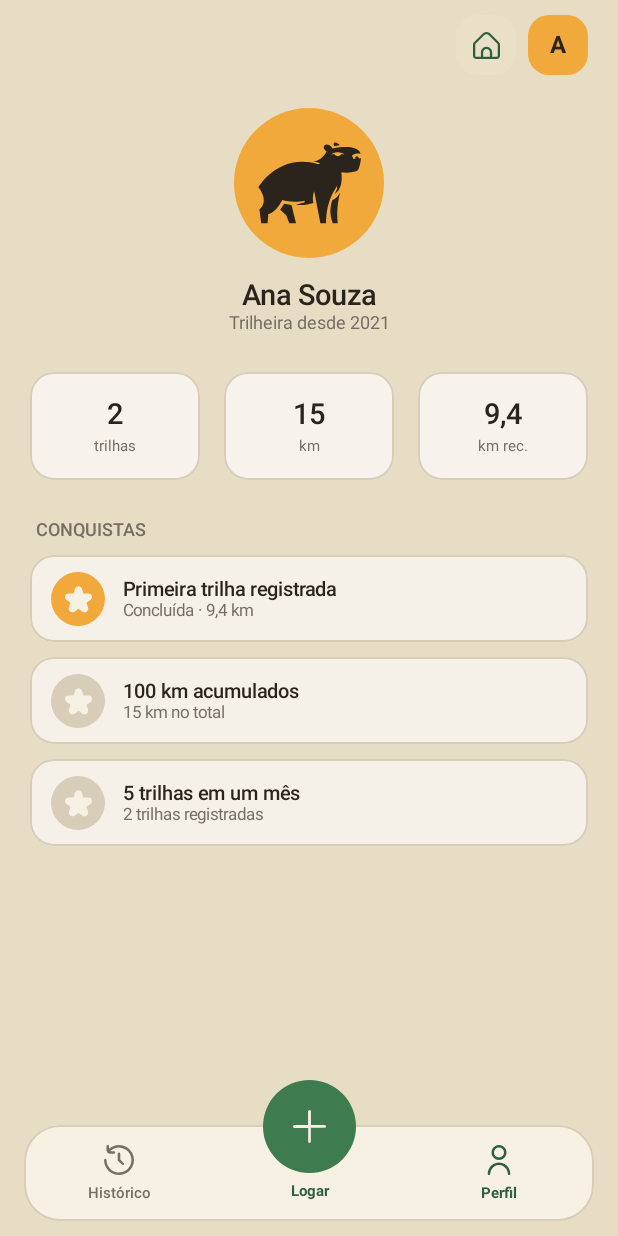
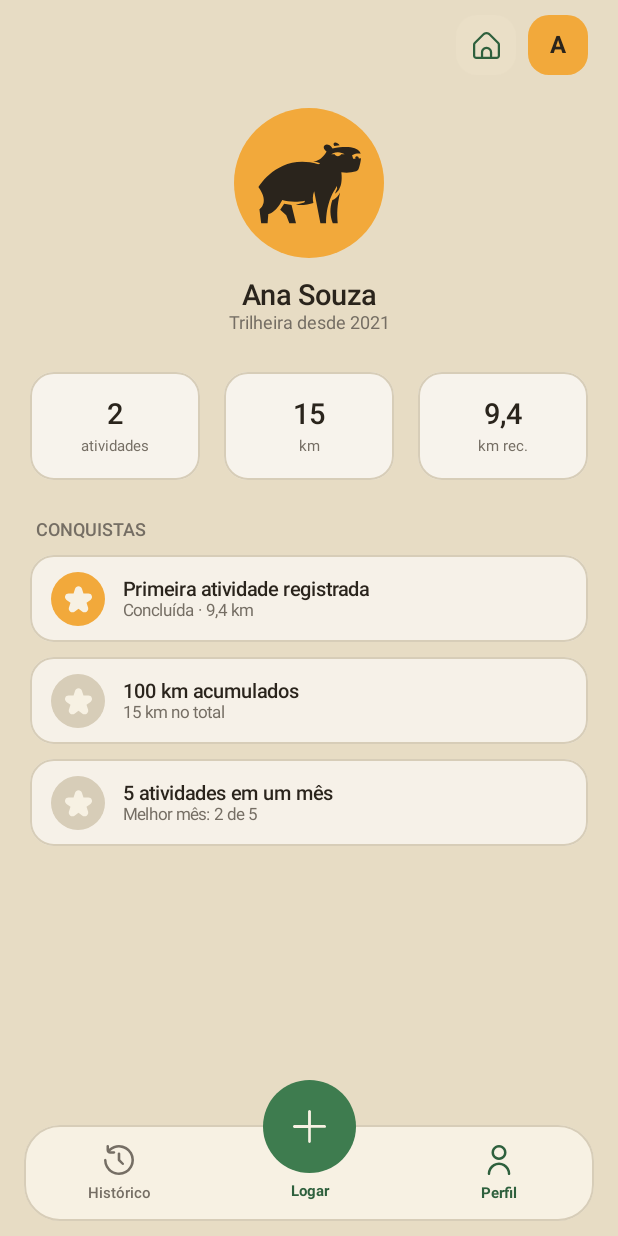
Before and after one commit to kelvidev/CapiFit, an Android app built with Jetpack Compose: the @Preview function PerfilPreview, on a phone screen of 412 x 824 dp. Run offline under Robolectric (Android 15) with nearby library versions, the phone set to English and light mode, and no system bars; our stand-ins replace Room's generated code.

Commit message:
feat: atualização na forma que as conquistas se comportam

```diff
--- a/app/src/main/java/com/fitvara/app/ui/perfil/PerfilScreen.kt
+++ b/app/src/main/java/com/fitvara/app/ui/perfil/PerfilScreen.kt
@@ -2,7 +2,6 @@ package com.fitvara.app.ui.perfil
 
 import androidx.compose.foundation.background
 import androidx.compose.foundation.border
-import androidx.compose.foundation.clickable
 import androidx.compose.foundation.layout.Arrangement
 import androidx.compose.foundation.layout.Box
 import androidx.compose.foundation.layout.Column
@@ -16,17 +15,10 @@ import androidx.compose.foundation.layout.size
 import androidx.compose.foundation.layout.width
 import androidx.compose.foundation.shape.CircleShape
 import androidx.compose.foundation.shape.RoundedCornerShape
-import androidx.compose.material3.AlertDialog
 import androidx.compose.material3.Icon
 import androidx.compose.material3.MaterialTheme
 import androidx.compose.material3.Text
-import androidx.compose.material3.TextButton
 import androidx.compose.runtime.Composable
-import androidx.compose.runtime.getValue
-import androidx.compose.runtime.mutableStateOf
-import androidx.compose.runtime.remember
-import androidx.compose.runtime.saveable.rememberSaveable
-import androidx.compose.runtime.setValue
 import androidx.compose.ui.Alignment
 import androidx.compose.ui.Modifier
 import androidx.compose.ui.draw.clip
@@ -42,18 +34,15 @@ import com.fitvara.app.data.entidades.Atividade
 import com.fitvara.app.data.entidades.Dificuldade
 import com.fitvara.app.data.entidades.TipoAtividade
 import com.fitvara.app.ui.atividade.distanciaTexto
-import com.fitvara.app.ui.components.CampoTexto
 import com.fitvara.app.ui.inicio.totalKm
 import com.fitvara.app.ui.components.EsqueletoTela
 import com.fitvara.app.ui.components.ItemBarra
 import com.fitvara.app.ui.components.Navegacao
-import com.fitvara.app.ui.theme.Barro
 import com.fitvara.app.ui.theme.Borda
 import com.fitvara.app.ui.theme.Branco
 import com.fitvara.app.ui.theme.Creme
 import com.fitvara.app.ui.theme.FitvaraTheme
 import com.fitvara.app.ui.theme.Folha
-import com.fitvara.app.ui.theme.FolhaEscura
 import com.fitvara.app.ui.theme.Sol
 import com.fitvara.app.ui.theme.Tinta
 
@@ -78,10 +67,8 @@ fun PerfilScreen(
         detalhePrimeira = stringResource(R.string.conquista_primeira_feita, distanciaTexto(primeira.distanciaKm))
     }
 
-    var detalheMes = stringResource(R.string.conquista_5_no_mes_detalhe, atividades.size)
-    if (atividades.size == 1) {
-        detalheMes = stringResource(R.string.conquista_5_no_mes_detalhe_um)
-    }
+    var melhorMes = maiorQuantidadeNoMes(atividades)
+    var detalheMes = stringResource(R.string.conquista_5_no_mes_detalhe, melhorMes)
 
     val conquistas = listOf(
         Conquista(
@@ -100,7 +87,7 @@ fun PerfilScreen(
             titulo = stringResource(R.string.conquista_5_no_mes),
             detalhe = detalheMes,
             cor = Sol,
-            feita = maiorQuantidadeNoMes(atividades) >= 5,
+            feita = melhorMes >= 5   ,
         ),
     )
 
@@ -129,7 +116,7 @@ fun PerfilScreen(
         Spacer(Modifier.height(26.dp))
 
         Row(horizontalArrangement = Arrangement.spacedBy(16.dp)) {
-            CartaoNumero(atividades.size.toString(), stringResource(R.string.perfil_trilhas), Modifier.weight(1f))
+            CartaoNumero(atividades.size.toString(), stringResource(R.string.perfil_atividades), Modifier.weight(1f))
             CartaoNumero(kmInteiro, stringResource(R.string.perfil_km), Modifier.weight(1f))
             CartaoNumero(distanciaTexto(recordeKm(atividades)), stringResource(R.string.perfil_recorde), Modifier.weight(1f))
         }
--- a/app/src/main/res/values/strings.xml
+++ b/app/src/main/res/values/strings.xml
@@ -29,17 +29,17 @@
     <string name="nav_perfil">Perfil</string>
     <string name="nav_configuracoes">Configurações</string>
 
-    <string name="perfil_trilhas">trilhas</string>
+    <string name="perfil_atividades">atividades</string>
     <string name="perfil_km">km</string>
     <string name="perfil_recorde">km rec.</string>
-    <string name="conquista_primeira">Primeira trilha registrada</string>
+    <string name="conquista_primeira">Primeira atividade registrada</string>
     <string name="conquista_primeira_feita">Concluída · %1$s km</string>
     <string name="conquista_primeira_falta">Registre sua primeira atividade</string>
     <string name="conquista_100km">100 km acumulados</string>
     <string name="conquista_100km_detalhe">%1$s km no total</string>
-    <string name="conquista_5_no_mes">5 trilhas em um mês</string>
-    <string name="conquista_5_no_mes_detalhe">%1$d trilhas registradas</string>
-    <string name="conquista_5_no_mes_detalhe_um">1 trilha registrada</string>
+    <string name="conquista_5_no_mes">5 atividades em um mês</string>
+    <string name="conquista_5_no_mes_detalhe">Melhor mês: %1$d de 5</string>
+    <string name="conquista_desbloqueada">Conquista desbloqueada!</string>
     <string name="perfil_conquistas">CONQUISTAS</string>
     <string name="perfil_editar">Editar perfil</string>
     <string name="perfil_editar_titulo">Editar perfil</string>
```
Also changed, not shown: app/src/main/java/com/fitvara/app/MainActivity.kt (+11 -0 lines), app/src/main/java/com/fitvara/app/ui/perfil/ResumoPerfil.kt (+9 -0 lines).
